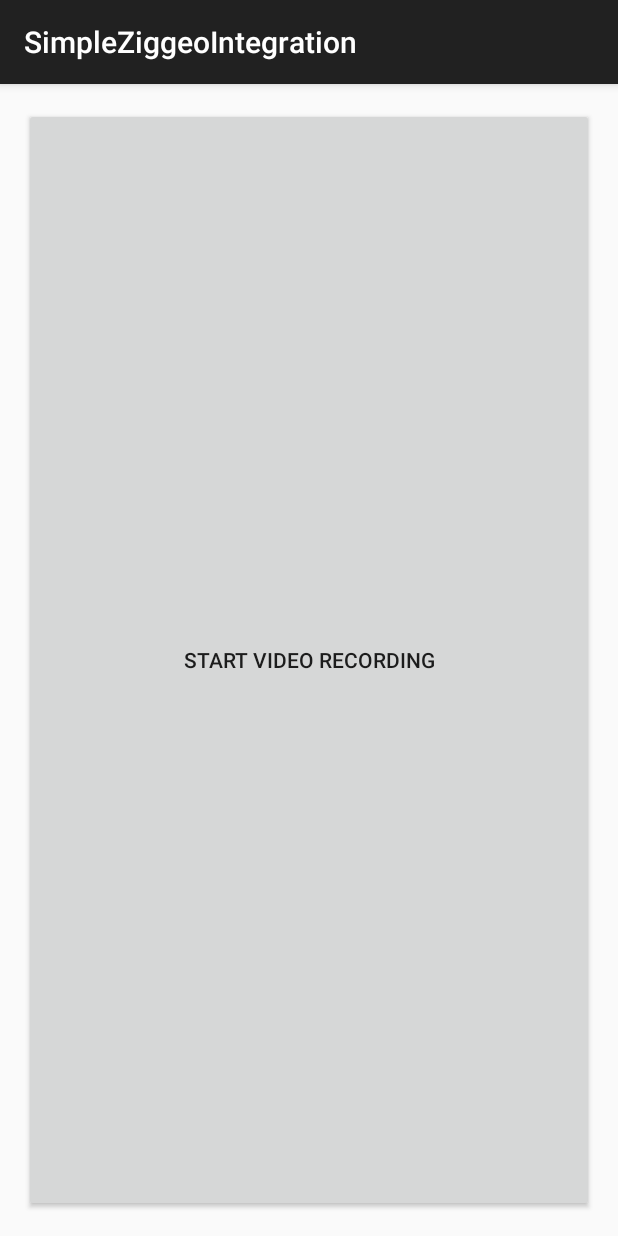
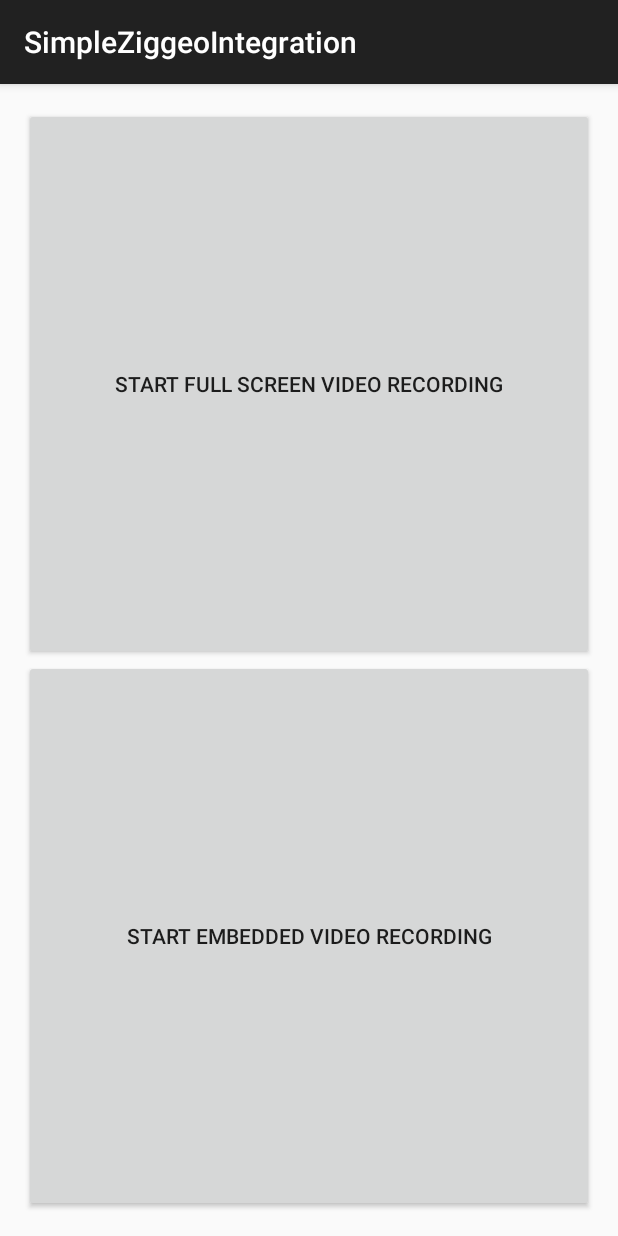
Before and after one commit to jiahaoliuliu/SimpleZiggeoIntegration, an Android app: the screen it shows after launch (MainActivity), on a phone screen of 412 x 824 dp. Run offline under Robolectric (Android 15) with nearby library versions, the phone set to English and light mode, and no system bars; libraries missing offline, so code that uses them is left out: com.ziggeo.androidsdk; 1 statement that could not run was skipped.

Commit message:
Created the embedded video recorder

```diff
--- a/app/src/main/AndroidManifest.xml
+++ b/app/src/main/AndroidManifest.xml
@@ -16,6 +16,10 @@
                 <category android:name="android.intent.category.LAUNCHER" />
             </intent-filter>
         </activity>
+        <activity
+            android:name=".EmbeddedVideoRecorderActivity"
+            android:label="@string/title_activity_embedded_video_recorder" >
+        </activity>
     </application>
 
 </manifest>
--- a/app/src/main/java/com/jiahaoliuliu/simpleziggeointegration/MainActivity.java
+++ b/app/src/main/java/com/jiahaoliuliu/simpleziggeointegration/MainActivity.java
@@ -1,6 +1,7 @@
 package com.jiahaoliuliu.simpleziggeointegration;
 
 import android.content.Context;
+import android.content.Intent;
 import android.support.v7.app.AppCompatActivity;
 import android.os.Bundle;
 import android.view.Menu;
@@ -14,10 +15,11 @@ public class MainActivity extends AppCompatActivity {
 
     private static final String TAG = "MainActivity";
 
-    private static final int MAX_TIME_ALLOWED = 1000 * 6 * 2; // 2 minutes
+    public static final int MAX_TIME_ALLOWED = 1000 * 60 * 2; // 2 minutes
 
     // Views
-    private Button mStartVideoRecordingButton;
+    private Button mStartFullScreenVideoRecordingButton;
+    private Button mStartEmbeddedVideoRecordingButton;
 
     // Others
     private Context mContext;
@@ -33,12 +35,25 @@ public class MainActivity extends AppCompatActivity {
         mZiggeo = new Ziggeo(APIKeys.ZIGGEO_APPLICATION_TOKEN);
 
         // Link the views
-        mStartVideoRecordingButton = (Button)findViewById(R.id.start_video_recording_button);
-        mStartVideoRecordingButton.setOnClickListener(new View.OnClickListener() {
-            @Override
-            public void onClick(View view) {
-                mZiggeo.createVideo(mContext, MAX_TIME_ALLOWED);
+        mStartFullScreenVideoRecordingButton = (Button)findViewById(R.id.start_full_screen_video_recording_button);
+        mStartFullScreenVideoRecordingButton.setOnClickListener(mOnClickListener);
+
+        mStartEmbeddedVideoRecordingButton = (Button) findViewById(R.id.start_embedded_video_recording_button);
+        mStartEmbeddedVideoRecordingButton.setOnClickListener(mOnClickListener);
+    }
+
+    private View.OnClickListener mOnClickListener = new View.OnClickListener(){
+        @Override
+        public void onClick(View view) {
+            switch (view.getId()) {
+                case R.id.start_full_screen_video_recording_button:
+                    mZiggeo.createVideo(mContext, MAX_TIME_ALLOWED);
+                    break;
+                case R.id.start_embedded_video_recording_button:
+                    Intent startEmbeddedVideoRecorderActivityIntent = new Intent(mContext, EmbeddedVideoRecorderActivity.class);
+                    startActivity(startEmbeddedVideoRecorderActivityIntent);
+                    break;
             }
-        });
-    }
+        }
+    };
 }
--- a/app/src/main/res/layout/activity_main.xml
+++ b/app/src/main/res/layout/activity_main.xml
@@ -4,13 +4,24 @@
     android:paddingRight="@dimen/activity_horizontal_margin"
     android:paddingTop="@dimen/activity_vertical_margin"
     android:paddingBottom="@dimen/activity_vertical_margin"
-    tools:context=".MainActivity">
+    tools:context=".MainActivity"
+    android:orientation="vertical"
+    >
 
     <Button
-        android:id="@+id/start_video_recording_button"
+        android:id="@+id/start_full_screen_video_recording_button"
         android:layout_width="match_parent"
-        android:layout_height="match_parent"
-        android:text="@string/start_video_recording"
+        android:layout_height="wrap_content"
+        android:layout_weight="1"
+        android:text="@string/start_full_screen_video_recording"
+        />
+
+    <Button
+        android:id="@+id/start_embedded_video_recording_button"
+        android:layout_width="match_parent"
+        android:layout_height="wrap_content"
+        android:layout_weight="1"
+        android:text="@string/start_embedded_video_recording"
         />
 
 </LinearLayout>
--- a/app/src/main/res/values/strings.xml
+++ b/app/src/main/res/values/strings.xml
@@ -3,5 +3,9 @@
 
     <string name="hello_world">Hello world!</string>
     <string name="action_settings">Settings</string>
-    <string name="start_video_recording">Start Video Recording</string>
+    <string name="start_full_screen_video_recording">Start Full Screen Video Recording</string>
+    <string name="start_embedded_video_recording">Start Embedded Video Recording</string>
+
+    <string name="title_activity_embedded_video_recorder">Embedded Video Recorder Activity</string>
+    <string name="embedded_recorder">Start recording</string>
 </resources>
```
Also changed, not shown: app/src/main/java/com/jiahaoliuliu/simpleziggeointegration/EmbeddedVideoRecorderActivity.java (added, +25 -0 lines), app/src/main/res/layout/activity_embedded_video_recorder.xml (added, +24 -0 lines).
